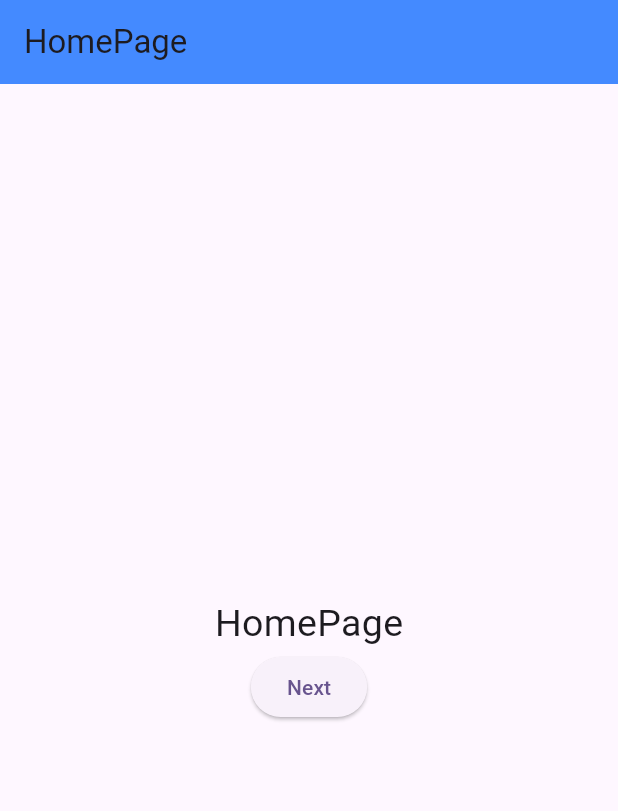
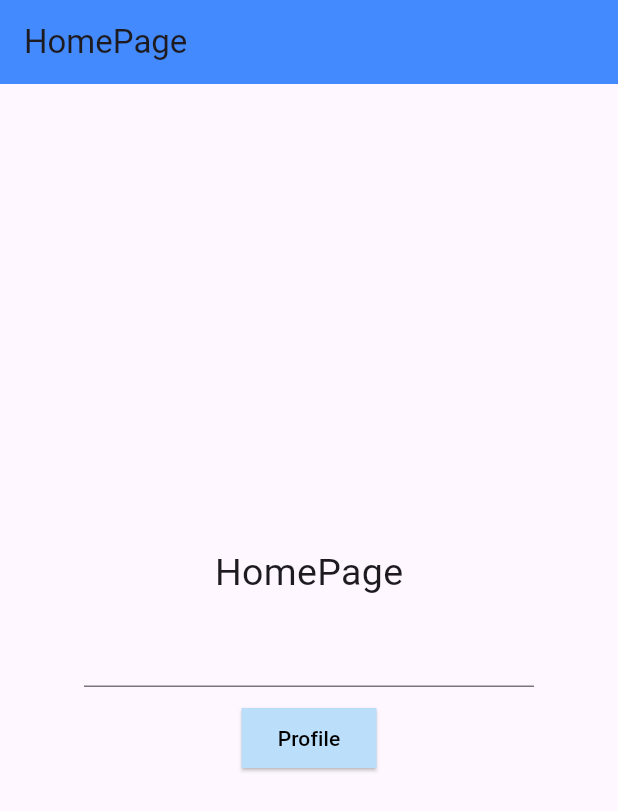
Before and after one commit to Xander1540/Splash-Screen-Flutter, a Flutter app: the screen it shows after launch, on a phone screen of 412 x 824 dp. Shown: the top 811 px of the screen. Run offline on Flutter 3.47's test engine with Material 3 defaults, Android fonts, the phone set to English and light mode, and no system bars.

Commit message:
sending data from one page to another in an app.

```diff
--- a/lib/main.dart
+++ b/lib/main.dart
@@ -25,6 +25,8 @@ class MyApp extends StatelessWidget {
 
 class MyHomePage extends StatelessWidget {
 
+  var nameController = TextEditingController();
+
   @override
   Widget build(BuildContext context) {
    return Scaffold(
@@ -33,14 +35,30 @@ class MyHomePage extends StatelessWidget {
         title: Text('HomePage'),
       ),
       body: Center(
+        child: Container(
+          width: 300,
           child: Column(
             mainAxisAlignment: MainAxisAlignment.center,
             children: [
               Text('HomePage', style: TextStyle(fontSize: 25)),
+
+              SizedBox(height: 10),
+
+              TextField(controller: nameController,),
+
+              SizedBox(height: 10),
+
               ElevatedButton(onPressed: (){
-              Navigator.push(context, MaterialPageRoute(builder: (context)=> ProfilePage()));
-            }, child: Text('Next'))
+                Navigator.push(context, MaterialPageRoute(builder: (context)=> ProfilePage(nameController.text.toString())));
+              }, child: Text('Profile', style: TextStyle(color: Colors.black)),
+              style: ElevatedButton.styleFrom(
+                backgroundColor: Colors.blue.shade100,
+                shape: RoundedRectangleBorder(
+                  borderRadius: BorderRadius.zero
+                )
+              ),)
             ]
+          ),
         ),
       )
     );
```
Also changed, not shown: lib/ProfilePage.dart (+21 -3 lines). Lines whose indentation alone changed are shown as unchanged.
